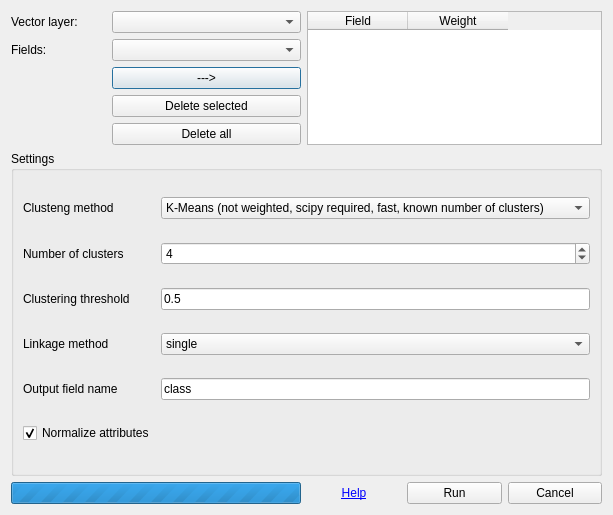
The window that attribute_based_clustering_dialog_base.ui (eduard-kazakov/attributeBasedClustering) describes before a commit, drawn with Qt 5.
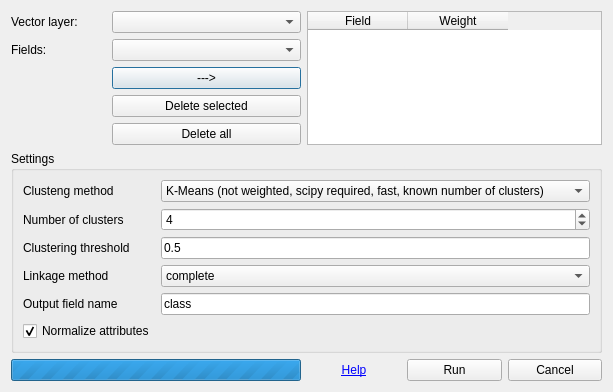
The same window after the commit. Custom widgets are drawn as their Qt base class.

Diff of the .ui file:
```diff
--- a/attribute_based_clustering_dialog_base.ui
+++ b/attribute_based_clustering_dialog_base.ui
@@ -6,8 +6,8 @@
    <rect>
     <x>0</x>
     <y>0</y>
-    <width>540</width>
-    <height>515</height>
+    <width>549</width>
+    <height>366</height>
    </rect>
   </property>
   <property name="windowTitle">
@@ -88,7 +88,7 @@
       <item row="4" column="2">
        <widget class="QComboBox" name="linkageMethodComboBox">
         <property name="currentIndex">
-         <number>0</number>
+         <number>1</number>
         </property>
         <item>
          <property name="text">
```
